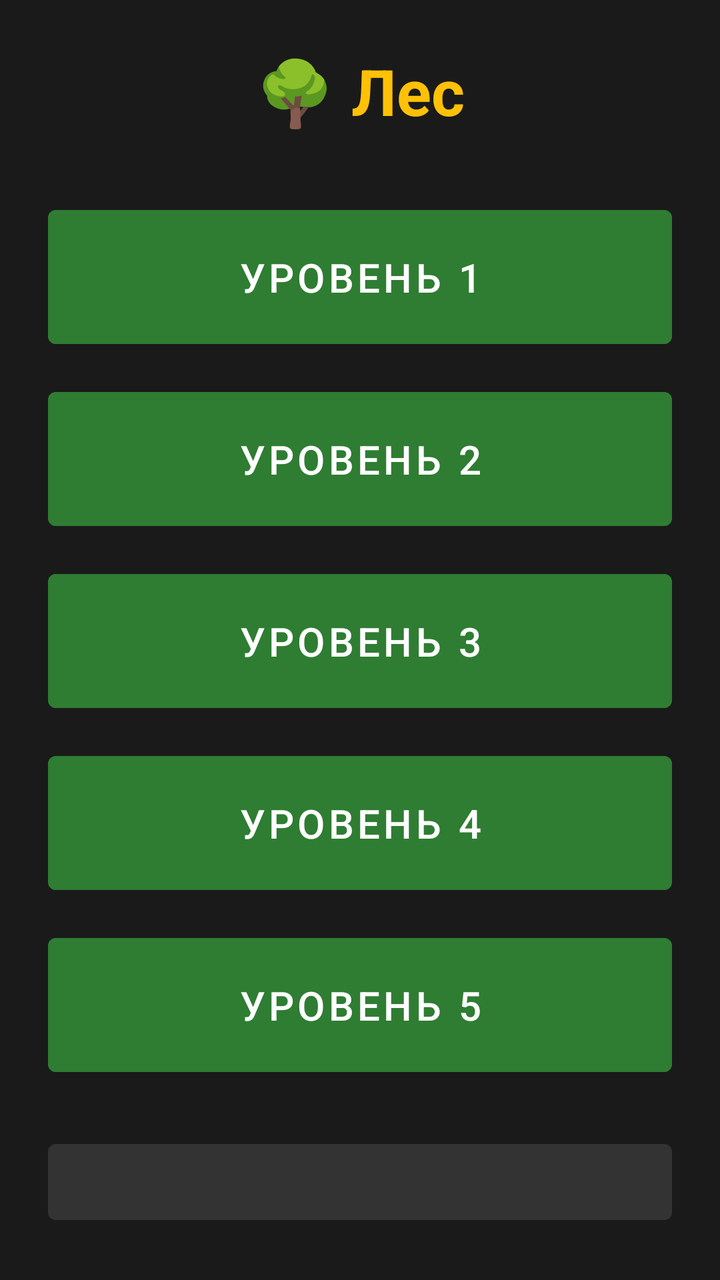
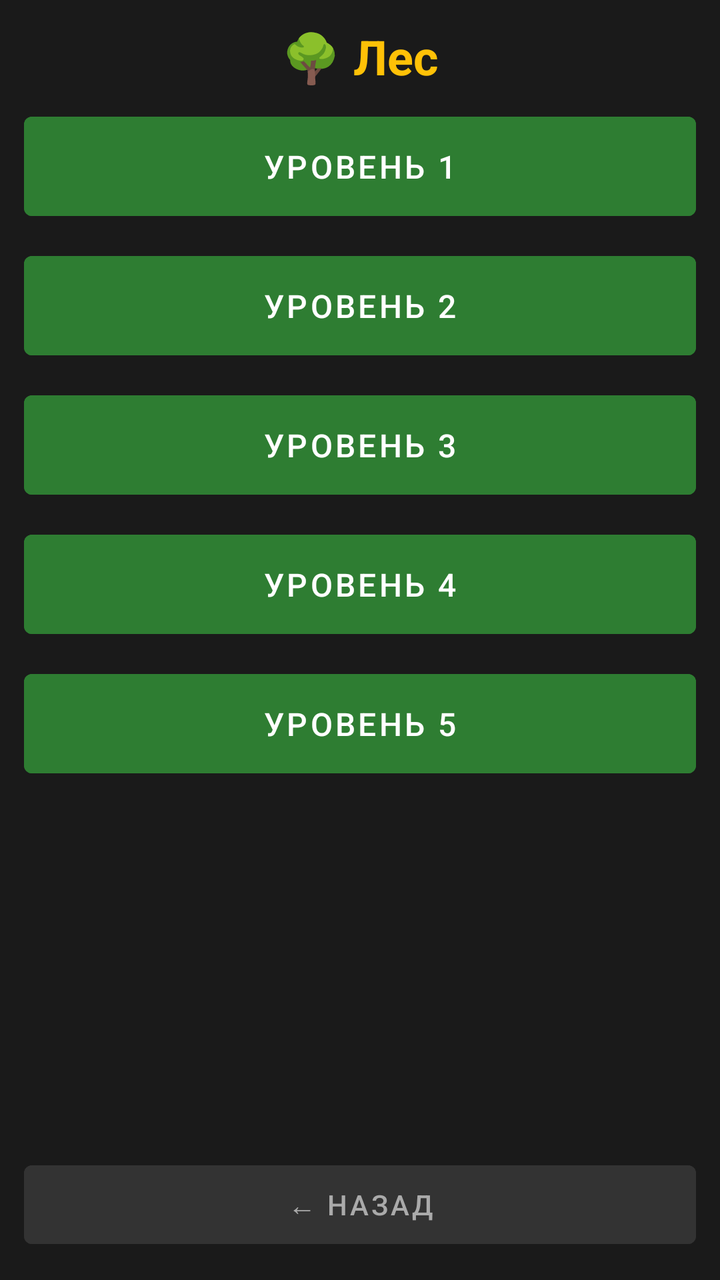

Before-and-after screenshots of an Android layout around one commit, followed by the original layout XML and the change that was made.
<!-- AndroidManifest.xml: application theme Theme.TrollJump -->
<!-- res/layout/activity_level_select.xml -->
<?xml version="1.0" encoding="utf-8"?>
<LinearLayout xmlns:android="http://schemas.android.com/apk/res/android"
    android:layout_width="match_parent"
    android:layout_height="match_parent"
    android:orientation="vertical"
    android:background="#1A1A1A"
    android:padding="24dp">

    <TextView
        android:layout_width="match_parent"
        android:layout_height="wrap_content"
        android:text="🌳 Лес"
        android:textColor="#FFC107"
        android:textSize="32sp"
        android:textStyle="bold"
        android:gravity="center"
        android:layout_marginBottom="32dp" />

    <Button
        android:id="@+id/level1"
        android:layout_width="match_parent"
        android:layout_height="wrap_content"
        android:text="Уровень 1"
        android:textSize="20sp"
        android:textColor="#FFFFFF"
        android:backgroundTint="#2E7D32"
        android:layout_marginBottom="12dp"
        android:padding="20dp" />

    <Button
        android:id="@+id/level2"
        android:layout_width="match_parent"
        android:layout_height="wrap_content"
        android:text="Уровень 2"
        android:textSize="20sp"
        android:textColor="#FFFFFF"
        android:backgroundTint="#2E7D32"
        android:layout_marginBottom="12dp"
        android:padding="20dp" />

    <Button
        android:id="@+id/level3"
        android:layout_width="match_parent"
        android:layout_height="wrap_content"
        android:text="Уровень 3"
        android:textSize="20sp"
        android:textColor="#FFFFFF"
        android:backgroundTint="#2E7D32"
        android:layout_marginBottom="12dp"
        android:padding="20dp" />

    <Button
        android:id="@+id/level4"
        android:layout_width="match_parent"
        android:layout_height="wrap_content"
        android:text="Уровень 4"
        android:textSize="20sp"
        android:textColor="#FFFFFF"
        android:backgroundTint="#2E7D32"
        android:layout_marginBottom="12dp"
        android:padding="20dp" />

    <Button
        android:id="@+id/level5"
        android:layout_width="match_parent"
        android:layout_height="wrap_content"
        android:text="Уровень 5"
        android:textSize="20sp"
        android:textColor="#FFFFFF"
        android:backgroundTint="#2E7D32"
        android:layout_marginBottom="24dp"
        android:padding="20dp" />

    <Button
        android:id="@+id/backBtn"
        android:layout_width="match_parent"
        android:layout_height="wrap_content"
        android:text="← Назад"
        android:textSize="18sp"
        android:textColor="#AAAAAA"
        android:backgroundTint="#333333"
        android:padding="16dp" />

</LinearLayout>
<!-- resources referenced by this layout -->
<resources>
  <style name="Theme.TrollJump" parent="Theme.MaterialComponents.DayNight.NoActionBar">
          <item name="android:statusBarColor">#000000</item>
          <item name="android:windowBackground">#000000</item>
          <item name="colorPrimary">#FFC107</item>
          <item name="colorAccent">#FF5722</item>
      </style>
</resources>

<!-- the commit's change to res/layout/activity_level_select.xml (unified diff, before → after) -->
@@ -4,81 +4,95 @@
     android:layout_height="match_parent"
     android:orientation="vertical"
     android:background="#1A1A1A"
-    android:padding="24dp">
+    android:padding="12dp">
 
     <TextView
         android:layout_width="match_parent"
         android:layout_height="wrap_content"
         android:text="🌳 Лес"
         android:textColor="#FFC107"
-        android:textSize="32sp"
+        android:textSize="24sp"
         android:textStyle="bold"
         android:gravity="center"
-        android:layout_marginBottom="32dp" />
+        android:layout_marginBottom="8dp" />
 
-    <Button
-        android:id="@+id/level1"
+    <ScrollView
         android:layout_width="match_parent"
-        android:layout_height="wrap_content"
-        android:text="Уровень 1"
-        android:textSize="20sp"
-        android:textColor="#FFFFFF"
-        android:backgroundTint="#2E7D32"
-        android:layout_marginBottom="12dp"
-        android:padding="20dp" />
+        android:layout_height="0dp"
+        android:layout_weight="1">
 
-    <Button
-        android:id="@+id/level2"
-        android:layout_width="match_parent"
-        android:layout_height="wrap_content"
-        android:text="Уровень 2"
-        android:textSize="20sp"
-        android:textColor="#FFFFFF"
-        android:backgroundTint="#2E7D32"
-        android:layout_marginBottom="12dp"
-        android:padding="20dp" />
+        <LinearLayout
+            android:layout_width="match_parent"
+            android:layout_height="wrap_content"
+            android:orientation="vertical">
 
-    <Button
-        android:id="@+id/level3"
-        android:layout_width="match_parent"
-        android:layout_height="wrap_content"
-        android:text="Уровень 3"
-        android:textSize="20sp"
-        android:textColor="#FFFFFF"
-        android:backgroundTint="#2E7D32"
-        android:layout_marginBottom="12dp"
-        android:padding="20dp" />
+            <Button
+                android:id="@+id/level1"
+                android:layout_width="match_parent"
+                android:layout_height="wrap_content"
+                android:text="УРОВЕНЬ 1"
+                android:textSize="16sp"
+                android:textColor="#FFFFFF"
+                android:backgroundTint="#2E7D32"
+                android:layout_marginBottom="8dp"
+                android:padding="14dp" />
 
-    <Button
-        android:id="@+id/level4"
-        android:layout_width="match_parent"
-        android:layout_height="wrap_content"
-        android:text="Уровень 4"
-        android:textSize="20sp"
-        android:textColor="#FFFFFF"
-        android:backgroundTint="#2E7D32"
-        android:layout_marginBottom="12dp"
-        android:padding="20dp" />
+            <Button
+                android:id="@+id/level2"
+                android:layout_width="match_parent"
+                android:layout_height="wrap_content"
+                android:text="УРОВЕНЬ 2"
+                android:textSize="16sp"
+                android:textColor="#FFFFFF"
+                android:backgroundTint="#2E7D32"
+                android:layout_marginBottom="8dp"
+                android:padding="14dp" />
 
-    <Button
-        android:id="@+id/level5"
-        android:layout_width="match_parent"
-        android:layout_height="wrap_content"
-        android:text="Уровень 5"
-        android:textSize="20sp"
-        android:textColor="#FFFFFF"
-        android:backgroundTint="#2E7D32"
-        android:layout_marginBottom="24dp"
-        android:padding="20dp" />
+            <Button
+                android:id="@+id/level3"
+                android:layout_width="match_parent"
+                android:layout_height="wrap_content"
+                android:text="УРОВЕНЬ 3"
+                android:textSize="16sp"
+                android:textColor="#FFFFFF"
+                android:backgroundTint="#2E7D32"
+                android:layout_marginBottom="8dp"
+                android:padding="14dp" />
+
+            <Button
+                android:id="@+id/level4"
+                android:layout_width="match_parent"
+                android:layout_height="wrap_content"
+                android:text="УРОВЕНЬ 4"
+                android:textSize="16sp"
+                android:textColor="#FFFFFF"
+                android:backgroundTint="#2E7D32"
+                android:layout_marginBottom="8dp"
+                android:padding="14dp" />
+
+            <Button
+                android:id="@+id/level5"
+                android:layout_width="match_parent"
+                android:layout_height="wrap_content"
+                android:text="УРОВЕНЬ 5"
+                android:textSize="16sp"
+                android:textColor="#FFFFFF"
+                android:backgroundTint="#2E7D32"
+                android:layout_marginBottom="8dp"
+                android:padding="14dp" />
+
+        </LinearLayout>
+    </ScrollView>
 
     <Button
         android:id="@+id/backBtn"
         android:layout_width="match_parent"
         android:layout_height="wrap_content"
         android:text="← Назад"
-        android:textSize="18sp"
+        android:textSize="14sp"
         android:textColor="#AAAAAA"
         android:backgroundTint="#333333"
-        android:padding="16dp" />
+        android:padding="10dp"
+        android:layout_marginTop="8dp" />
 
 </LinearLayout>
